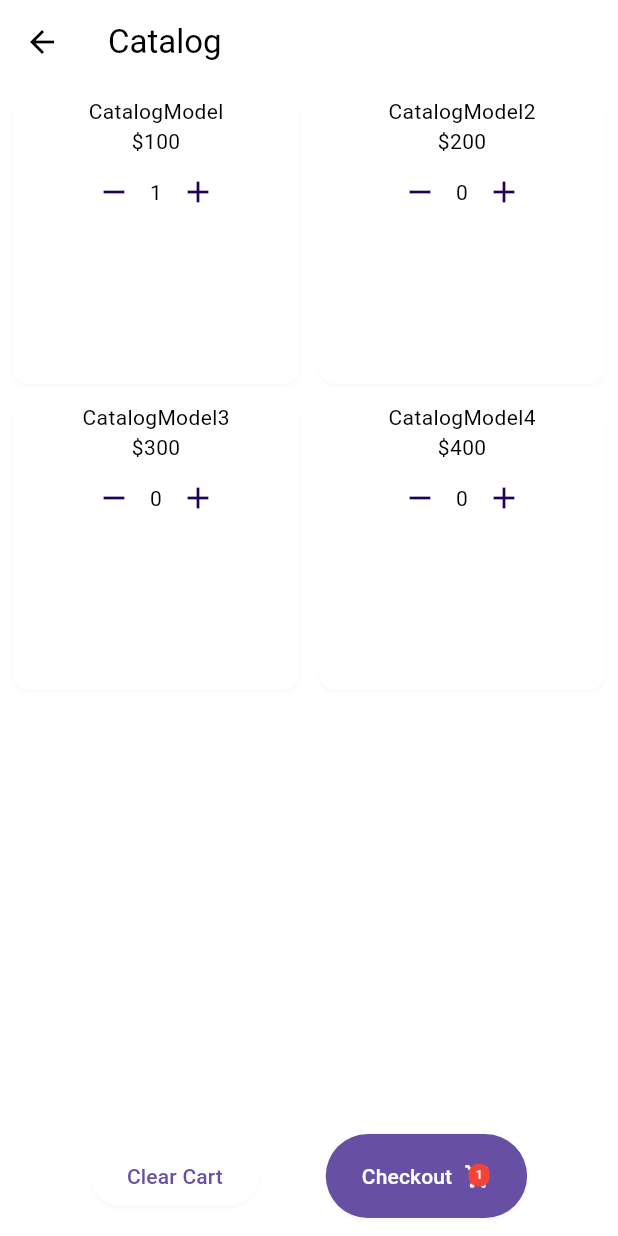
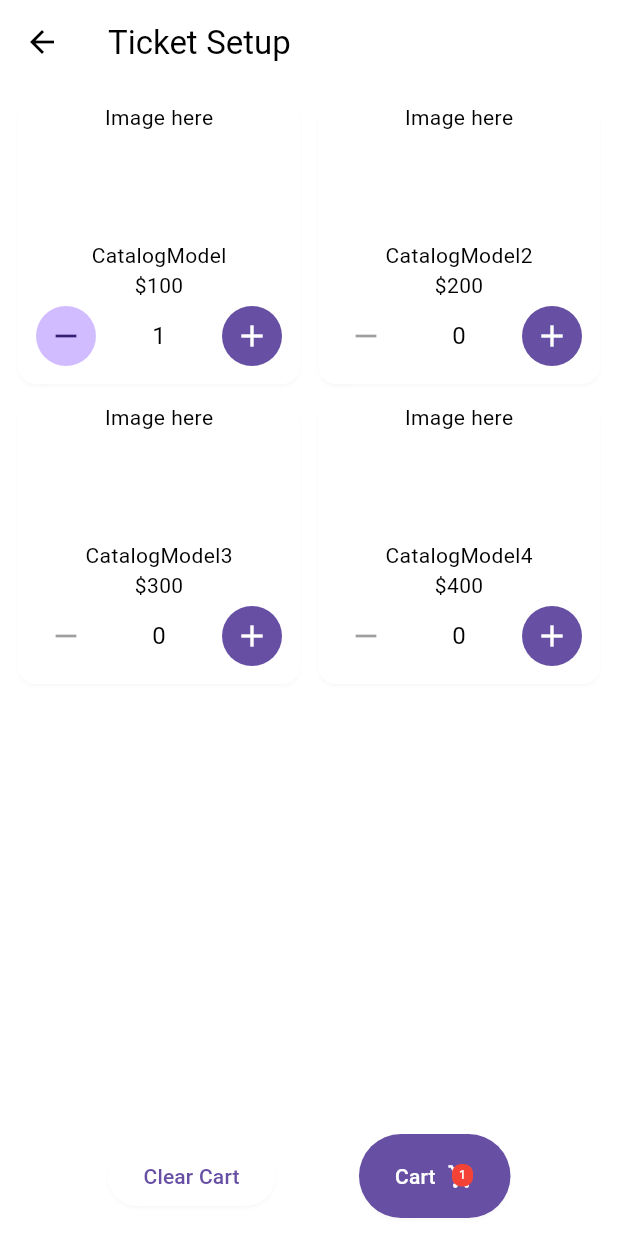
Before and after one commit to Kidpech-code/ticket_setup, a Flutter app: the HomeScreen screen opened by its route, after a tap on the "add" icon, on a phone screen of 412 x 824 dp. Run offline on Flutter 3.47's test engine with Material 3 defaults, Android fonts, the light colour scheme and no system bars; our stand-ins replace google_fonts, hive, hive_flutter; accounts and stored records are empty; Roboto replaces fonts that are missing (Noto Sans Lao).

Commit message:
update 27/03/24
state loading, logic + ui with MVVM

```diff
--- a/lib/Config/router.dart
+++ b/lib/Config/router.dart
@@ -8,8 +8,6 @@ class AppRouter {
     switch (settings.name) {
       case '/home':
         return MaterialPageRoute(builder: (_) => const HomeScreen());
-
-
       case '/setting':
         return MaterialPageRoute(builder: (_) => const SettingApp());
       default:
--- a/lib/Screen/Home/home_screen.dart
+++ b/lib/Screen/Home/home_screen.dart
@@ -9,44 +9,55 @@ class HomeScreen extends StatelessWidget {
   @override
   Widget build(BuildContext context) {
     return Consumer<CatalogViewModel>(
-      builder: (context, model, child) {
+      builder: (context, catalogVM, child) {
+        if (catalogVM.isLoading) {
+          return const Scaffold(
+            body: Center(
+              child: CircularProgressIndicator(),
+            ),
+          );
+        }
         return Scaffold(
           appBar: AppBar(
-            title: const Text('Catalog'),
+            title: const Text('Ticket Setup'),
           ),
           body: GridView.builder(
-            padding: const EdgeInsets.all(4),
+            padding: const EdgeInsets.all(8),
             gridDelegate: const SliverGridDelegateWithFixedCrossAxisCount(
               crossAxisCount: 2,
               crossAxisSpacing: 4,
               mainAxisSpacing: 4,
             ),
-            itemCount: model.catalogList.length,
+            itemCount: catalogVM.catalogList.length,
             itemBuilder: (context, index) {
-              var item = model.catalogList[index];
+              var item = catalogVM.catalogList[index];
               return Card(
                 child: Column(
                   crossAxisAlignment: CrossAxisAlignment.center,
+                  mainAxisAlignment: MainAxisAlignment.spaceBetween,
+                  children: [
+                    const Text("Image here"),
+                    Container(
+                      padding: const EdgeInsets.all(8),
+                      child: Column(
                         children: [
                           Text(item.title),
                           Text('\$${item.price}'),
                           Row(
-                      mainAxisAlignment: MainAxisAlignment.center,
+                            mainAxisAlignment: MainAxisAlignment.spaceAround,
                             children: [
-                        IconButton(
-                          icon: const Icon(Icons.remove),
-                          onPressed: () => Provider.of<CatalogViewModel>(context, listen: false).removeItem(item.id),
+                              catalogVM.iconDeletionAndAddition(context, item.id, false),
+                              const Spacer(),
+                              Text(
+                                '${catalogVM.getQuantity(item.id)}',
+                                style: Theme.of(context).textTheme.bodyLarge,
                               ),
-                        Consumer<CatalogViewModel>(
-                          builder: (context, model, child) {
-                            return Text('${model.getQuantity(item.id)}');
-                          },
-                        ),
-                        IconButton(
-                          icon: const Icon(Icons.add),
-                          onPressed: () => Provider.of<CatalogViewModel>(context, listen: false).addItem(item.id),
+                              const Spacer(),
+                              catalogVM.iconDeletionAndAddition(context, item.id, true),
+                            ],
                           ),
                         ],
+                      ),
                     ),
                   ],
                 ),
@@ -59,7 +70,7 @@ class HomeScreen extends StatelessWidget {
               children: [
                 ElevatedButton(
                   onPressed: () {
-                    Provider.of<CatalogViewModel>(context, listen: false).clearCart();
+                    catalogVM.clearCart();
                   },
                   child: const Text('Clear Cart'),
                 ),
@@ -70,16 +81,14 @@ class HomeScreen extends StatelessWidget {
                     textStyle: Theme.of(context).textTheme.labelLarge,
                   ),
                   onPressed: () {
-                    Provider.of<CatalogViewModel>(context, listen: false).nToCartScreen(context);
+                    catalogVM.navigateToCartScreen(context);
                   },
                   child: Row(
                     crossAxisAlignment: CrossAxisAlignment.center,
                     children: [
-                      const Text('Checkout'),
+                      const Text('Cart'),
                       const SizedBox(width: 8),
-                      Consumer<CatalogViewModel>(
-                        builder: (context, model, child) {
-                          return Column(
+                      Column(
                         mainAxisAlignment: MainAxisAlignment.center,
                         children: [
                           Stack(
@@ -88,7 +97,7 @@ class HomeScreen extends StatelessWidget {
                               const Icon(
                                 Icons.shopping_cart,
                               ),
-                                  if (model.getTotalItems() > 0)
+                              if (catalogVM.getTotalItems() > 0)
                                 Positioned(
                                   right: 1,
                                   top: 1,
@@ -103,7 +112,7 @@ class HomeScreen extends StatelessWidget {
                                       minHeight: 14,
                                     ),
                                     child: Text(
-                                          '${model.getTotalItems()}',
+                                      '${catalogVM.getTotalItems()}',
                                       style: const TextStyle(
                                         color: Colors.white,
                                         fontSize: 8,
@@ -115,8 +124,6 @@ class HomeScreen extends StatelessWidget {
                             ],
                           ),
                         ],
-                          );
-                        },
                       ),
                     ],
                   ),
--- /dev/null
+++ b/lib/Unity/button_style.dart
@@ -0,0 +1,30 @@
+import 'package:flutter/material.dart';
+
+class IconDeletionAndAddition extends StatelessWidget {
+  final Icon? icon;
+  final bool isAddition;
+  final ButtonStyle? style;
+  final Function()? ontap;
+
+  const IconDeletionAndAddition({
+    super.key,
+    this.icon,
+    required this.isAddition,
+    this.style,
+    this.ontap,
+  });
+
+  @override
+  Widget build(BuildContext context) {
+    final VoidCallback? onPressed = isAddition ? ontap : ontap;
+    return Container(
+        decoration: BoxDecoration(
+          borderRadius: BorderRadius.circular(100),
+        ),
+        child: IconButton(
+          icon: icon ?? Icon(isAddition ? Icons.add : Icons.remove),
+          onPressed: onPressed,
+          style: style,
+        ));
+  }
+}
--- a/lib/ViewModel/catalog.dart
+++ b/lib/ViewModel/catalog.dart
@@ -3,11 +3,20 @@ import 'package:hive/hive.dart';
 
 import '../Model/catalog_model.dart';
 import '../Screen/Home/cart_screen.dart';
+import '../Unity/button_style.dart';
 
 class CatalogViewModel with ChangeNotifier {
   final Box cartBox = Hive.box('cartBox');
+  CatalogModel? catalogModel;
 
-  CatalogModel? catalogModel;
+  bool _isLoading = false;
+
+  bool get isLoading => _isLoading;
+
+  set isLoading(bool value) {
+    _isLoading = value;
+    notifyListeners();
+  }
 
   List<CatalogModel> catalogList = [
     CatalogModel(
@@ -68,35 +77,57 @@ class CatalogViewModel with ChangeNotifier {
     ),
   ];
 
-  // วิธีการเรียกใช้งาน catalogList จากหน้าอื่น
-  // final catalogList = Provider.of<CatalogViewModel>(context).catalogList;
-
-  void nToCartScreen(BuildContext context) {
-    if (cartBox.isNotEmpty) Navigator.of(context).push(MaterialPageRoute(builder: (context) => const CartScreen()));
+  void navigateToCartScreen(BuildContext context) async {
+    isLoading = true;
+    try {
+      if (cartBox.isNotEmpty) {
+        Navigator.of(context).push(MaterialPageRoute(builder: (context) => const CartScreen(), fullscreenDialog: true));
+      }
+    } catch (e) {
+      debugPrint(e.toString());
+    } finally {
+      isLoading = false;
+    }
   }
 
-  void addItem(int id) {
-    cartBox.put(id, (cartBox.get(id) ?? 0) + 1);
-    notifyListeners();
+  void addItem(int id) async {
+    isLoading = true;
+    try {
+      cartBox.put(id, (cartBox.get(id) as int? ?? 0) + 1);
+    } catch (e) {
+      debugPrint(e.toString());
+    } finally {
+      isLoading = false;
+    }
   }
 
   void removeItem(int id) {
-    final currentQuantity = cartBox.get(id) ?? 0;
-    if (currentQuantity > 0) {
-      cartBox.put(id, currentQuantity - 1);
+    isLoading = true;
+    try {
+      final currentQuantity = cartBox.get(id) as num? ?? 0;
+      if (currentQuantity > 0) {
+        cartBox.put(id, currentQuantity - 1);
+      }
+    } catch (e) {
+      debugPrint(e.toString());
+    } finally {
+      isLoading = false;
     }
-    notifyListeners();
   }
 
   int getQuantity(int id) {
-    return cartBox.get(id) ?? 0;
+    if (cartBox.containsKey(id)) {
+      return cartBox.get(id) as int? ?? 0;
+    } else {
+      return 0;
+    }
   }
 
   int getTotalItems() {
     int total = 0;
-    for (int key in cartBox.keys) {
-      var quantity = cartBox.get(key) ?? 0;
-      total += quantity is int ? quantity : 0;
+    for (var key in cartBox.keys) {
+      var quantity = cartBox.get(key) as int? ?? 0;
+      total += quantity;
     }
     return total;
   }
@@ -104,94 +135,107 @@ class CatalogViewModel with ChangeNotifier {
   Map<int, int> getCartItems() {
     Map<int, int> items = {};
     for (var key in cartBox.keys) {
-      final quantity = cartBox.get(key);
-      if (quantity > 0) {
-        items[key] = quantity;
+      final quantity = cartBox.get(key) as int?;
+      if (quantity != null && quantity > 0) {
+        items[key as int] = quantity;
       }
     }
     return items;
   }
 
-  void addItemCart(int id) {
-    cartBox.put(id, (cartBox.get(id) ?? 0) + 1);
-    notifyListeners();
-  }
-
-  void removeItemCart(int id) {
-    final currentQuantity = cartBox.get(id) ?? 0;
+  void removeItemFromCart(int id) {
+    isLoading = true;
     try {
+      final currentQuantity = cartBox.get(id) as int? ?? 0;
       if (currentQuantity > 1) {
         cartBox.put(id, currentQuantity - 1);
-      } else {
+      } else if (currentQuantity == 1) {
         cartBox.delete(id);
       }
     } catch (e) {
       debugPrint(e.toString());
+    } finally {
+      isLoading = false;
     }
-
-    notifyListeners();
   }
 
   void removeItemCompletely(int id) {
+    isLoading = true;
     try {
       cartBox.delete(id);
     } catch (e) {
       debugPrint(e.toString());
+    } finally {
+      isLoading = false;
     }
-    notifyListeners();
   }
 
   void clearCart() {
+    isLoading = true;
     try {
-      cartBox.clear();
+      getCartItems().forEach((key, value) {
+        cartBox.delete(key);
+      });
     } catch (e) {
       debugPrint(e.toString());
+    } finally {
+      isLoading = false;
     }
-    notifyListeners();
   }
 
   void clearCartAndPop(BuildContext context) {
+    isLoading = true;
     try {
-      cartBox.clear().then((value) {
-        if (cartBox.isEmpty) {
-          Navigator.of(context).pop();
-        } else {
-          clearCartAndPop(context);
-        }
+      getCartItems().forEach((key, value) {
+        cartBox.delete(key);
+        return;
       });
+      Navigator.of(context).pop();
     } catch (e) {
       debugPrint(e.toString());
+    } finally {
+      isLoading = false;
     }
-    notifyListeners();
   }
 
-  double calculateTotalPrice() {
-    double totalPrice = 0.0;
-    Map<int, int> itemQuantities = getCartItems(); // Assuming this method returns a map of item IDs to quantities
-    for (var entry in itemQuantities.entries) {
-      var itemId = entry.key;
-      var quantity = entry.value;
-      var item = catalogList.firstWhere((item) => item.id == itemId, orElse: () => null!);
-      if (item != null) {
-        totalPrice += item.price * quantity;
-      }
+  num calculateTotalPrice() {
+    num totalPrice = 0.0;
+    Map<int, int> itemQuantities = getCartItems();
+    for (MapEntry<int, int> entry in itemQuantities.entries) {
+      CatalogModel item = catalogList.firstWhere((item) => item.id == entry.key, orElse: () => null!);
+      totalPrice += item.price * entry.value;
     }
     return totalPrice;
   }
 
   String getCartSummary() {
     Map<int, int> itemQuantities = getCartItems();
-    List<String> summaries = [];
-
-    for (var entry in itemQuantities.entries) {
-      var itemId = entry.key;
-      var quantity = entry.value;
-      var item = catalogList.firstWhere((item) => item.id == itemId, orElse: () => null!);
-      if (item != null) {
-        summaries.add("${item.title}: $quantity  \$${item.price * quantity}");
-      }
-    }
-
+    List<String> summaries = itemQuantities.entries.map((entry) {
+      var item = catalogList.firstWhere((item) => item.id == entry.key, orElse: () => null!);
+      return "${item.title}: ${entry.value} item ${item.price * entry.value} \$";
+    }).toList();
     return summaries.join('\n');
   }
+
+  Widget iconDeletionAndAddition(BuildContext context, int id, bool isAddition) {
+    return IconDeletionAndAddition(
+      style: isAddition
+          ? ButtonStyle(
+              backgroundColor: MaterialStateProperty.all(Theme.of(context).colorScheme.primary),
+              foregroundColor: MaterialStateProperty.all(Theme.of(context).colorScheme.onPrimary),
+            )
+          : getQuantity(id) == 0
+              ? null
+              : ButtonStyle(
+                  backgroundColor: MaterialStateProperty.all(Theme.of(context).colorScheme.secondary),
+                  foregroundColor: MaterialStateProperty.all(Theme.of(context).colorScheme.onSecondary),
+                ),
+      isAddition: isAddition,
+      ontap: isAddition
+          ? () => addItem(id)
+          : getQuantity(id) == 0
+              ? null
+              : () => removeItem(id),
+    );
+  }
 }
```
Also changed, not shown: lib/Screen/App/app.dart (+4 -5 lines), lib/Screen/Home/cart_screen.dart (+7 -2 lines). Lines whose indentation alone changed are shown as unchanged.
